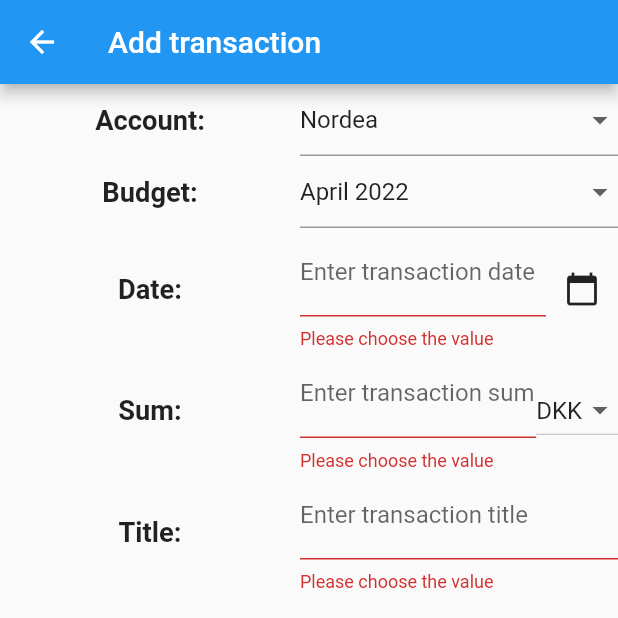
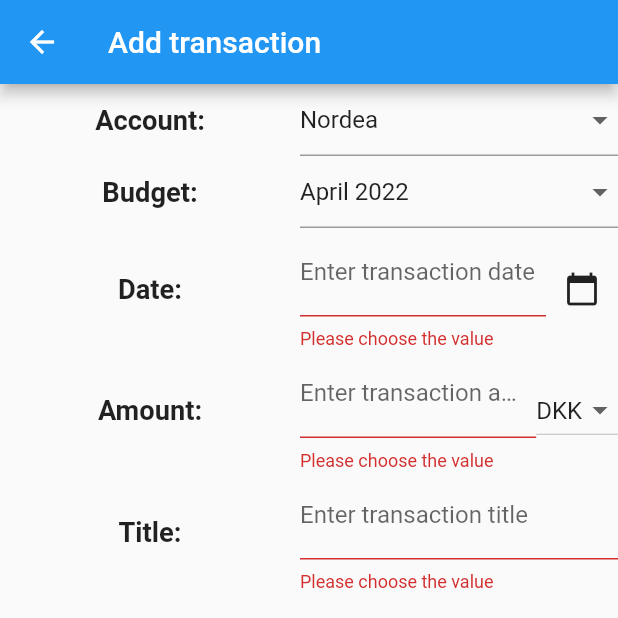
Before and after one commit to OstapGonchar/flutter_family_budget, a Flutter app: the AddTransactionWidget screen opened directly, after a tap on "Add", on a phone screen of 412 x 824 dp, the top half of it. Run offline on Flutter 3.47's test engine with Material 2 defaults, Android fonts, the light colour scheme and no system bars; network calls fail.

Commit message:
Improved add_transaction.dart (#1)
* Update transaction.dart

* Update category.dart

* Add files via upload

* Add files via upload

* Update form_validators.dart

* Update add_transaction_widget.dart

```diff
--- /dev/null
+++ b/lib/models/account.dart
@@ -0,0 +1,6 @@
+class Account {
+  final int? id;
+  final String name;
+
+  const Account(this.name, {this.id});
+}
--- /dev/null
+++ b/lib/models/budget.dart
@@ -0,0 +1,6 @@
+class Budget {
+  final int? id;
+  final String name;
+
+  const Budget(this.name, {this.id});
+}
--- a/lib/models/category.dart
+++ b/lib/models/category.dart
@@ -1,7 +1,7 @@
 class Category {
-  final int id;
+  final int? id;
   final String name;
   final Category? parent;
 
-  const Category(this.id, this.name, {this.parent});
+  const Category(this.name, {this.id, this.parent});
 }
--- a/lib/models/transaction.dart
+++ b/lib/models/transaction.dart
@@ -1,17 +1,24 @@
+import 'package:family_budget/models/account.dart';
+import 'package:family_budget/models/budget.dart';
 import 'package:family_budget/models/category.dart';
 
 class Transaction {
   final int? id;
+  final String title;
   final double amount;
   final String currency;
+  final DateTime dateTime;
+  final Account account;
   final Category? category;
-  final DateTime dateTime;
+  final Budget? budget;
+  final String description;
 
-  const Transaction(this.amount, this.currency, this.dateTime,
-      {this.id, this.category});
+  const Transaction(
+      this.title, this.amount, this.currency, this.dateTime, this.account,
+      {this.id, this.description = '', this.category, this.budget});
 
   @override
   String toString() {
-    return '{id=$id, amount=$amount, currency=$currency, dateTime=$dateTime}';
+    return '{id=$id, title=$title, amount=$amount, currency=$currency, dateTime=$dateTime, account=${account.name}, description=$description';
   }
 }
--- /dev/null
+++ b/lib/services/account_service.dart
@@ -0,0 +1,10 @@
+import 'package:family_budget/models/account.dart';
+
+class AccountService {
+  List<Account> getAccounts() {
+    return [
+      const Account('Nordea', id: 1),
+      const Account('Wallet', id: 2),
+    ];
+  }
+}
--- a/lib/services/transaction_service.dart
+++ b/lib/services/transaction_service.dart
@@ -1,11 +1,13 @@
+import 'package:family_budget/models/account.dart';
 import 'package:family_budget/models/transaction.dart';
 
 class TransactionService {
   List<Transaction> getTransactions() {
+    var account = const Account('Nordea', id: 1);
     return [
-      Transaction(100, "USD", DateTime(2022, 4, 12)),
-      Transaction(10, "USD", DateTime(2022, 4, 13)),
-      Transaction(20, "USD", DateTime(2022, 4, 13)),
+      Transaction('Transaction 1', 100, "USD", DateTime(2022, 4, 12), account),
+      Transaction('Transaction 2', 10, "USD", DateTime(2022, 4, 13), account),
+      Transaction('Transaction 3', 20, "USD", DateTime(2022, 4, 13), account),
     ];
   }
 }
--- a/lib/utils/validators/form_validators.dart
+++ b/lib/utils/validators/form_validators.dart
@@ -9,3 +9,13 @@ FormFieldValidator<String> isEmptyStringValidator({String message = 'Please choo
     }
   };
 }
+
+FormFieldValidator<Object> isNullValidator({String message = 'Please choose the value'}) {
+  return (Object? value) {
+    if (value == null) {
+      return message;
+    } else {
+      return null;
+    }
+  };
+}
--- a/lib/widgets/add_transaction_widget.dart
+++ b/lib/widgets/add_transaction_widget.dart
@@ -1,3 +1,6 @@
+import 'package:family_budget/models/account.dart';
+import 'package:family_budget/models/transaction.dart';
+import 'package:family_budget/services/account_service.dart';
 import 'package:family_budget/utils/validators/form_validators.dart';
 import 'package:flutter/material.dart';
 import 'package:flutter/services.dart';
@@ -17,10 +20,13 @@ class _AddTransactionState extends State<AddTransactionWidget> {
   final DateFormat dateFormat = DateFormat("yyyy-MM-dd");
   final _formKey = GlobalKey<FormState>();
 
-  String _accountValue = 'Nordea';
-  String _budgetName = 'April 2022';
+  Account _account = const Account('Nordea', id: 1);
+  String _budget = 'April 2022';
   DateTime _transactionDate = DateTime.now();
-  String _defaultCurrency = 'DKK';
+  double _amount = 0;
+  String _currency = 'DKK';
+  String _title = '';
+  String _description = '';
 
   @override
   Widget build(BuildContext context) {
@@ -35,37 +41,13 @@ class _AddTransactionState extends State<AddTransactionWidget> {
             accountRow(),
             budgetRow(),
             dateRow(),
-            sumRow(),
+            amountRow(),
             titleRow(),
             descriptionRow()
           ],
         ),
       ),
-      bottomSheet: Row(
-        children: [
-          Expanded(
-              child: Container(
-                  padding: const EdgeInsets.all(10),
-                  height: 60,
-                  child: ElevatedButton(
-                      onPressed: () {
-                        if (_formKey.currentState!.validate()) {
-                          //TODO: Add add logic
-                          debugPrint('Valid, add logic here');
-                        }
-                      },
-                      child: const Text('Add')))),
-          Expanded(
-              child: Container(
-                  padding: const EdgeInsets.all(10),
-                  height: 60,
-                  child: ElevatedButton(
-                      onPressed: () {
-                        Navigator.pop(context);
-                      },
-                      child: const Text('Cancel'))))
-        ],
-      ),
+      bottomSheet: bottomButtons(context),
     );
   }
 
@@ -81,21 +63,22 @@ class _AddTransactionState extends State<AddTransactionWidget> {
         label('Account:'),
         Expanded(
             child: DropdownButtonFormField(
-          value: _accountValue,
+          value: _account,
           isExpanded: true,
-          items: <String>['Nordea', 'Wallet']
-              .map<DropdownMenuItem<String>>((String value) {
-            return DropdownMenuItem<String>(
+          items: AccountService()
+              .getAccounts()
+              .map<DropdownMenuItem<Account>>((Account value) {
+            return DropdownMenuItem<Account>(
               value: value,
-              child: Text(value),
+              child: Text(value.name),
             );
           }).toList(),
-          onChanged: (String? newValue) {
+          onChanged: (Account? newValue) {
             setState(() {
-              _accountValue = newValue!;
+              _account = newValue!;
             });
           },
-          validator: isEmptyStringValidator(),
+          validator: isNullValidator(),
         ))
       ],
     );
@@ -107,7 +90,7 @@ class _AddTransactionState extends State<AddTransactionWidget> {
         label('Budget:'),
         Expanded(
             child: DropdownButtonFormField(
-          value: _budgetName,
+          value: _budget,
           isExpanded: true,
           items: <String>['April 2022']
               .map<DropdownMenuItem<String>>((String value) {
@@ -118,7 +101,7 @@ class _AddTransactionState extends State<AddTransactionWidget> {
           }).toList(),
           onChanged: (String? newValue) {
             setState(() {
-              _budgetName = newValue!;
+              _budget = newValue!;
             });
           },
           validator: isEmptyStringValidator(),
@@ -148,10 +131,10 @@ class _AddTransactionState extends State<AddTransactionWidget> {
     );
   }
 
-  Row sumRow() {
+  Row amountRow() {
     return Row(
       children: [
-        label('Sum:'),
+        label('Amount:'),
         Expanded(
             child: TextFormField(
           keyboardType: TextInputType.number,
@@ -160,11 +143,16 @@ class _AddTransactionState extends State<AddTransactionWidget> {
           ],
           decoration: const InputDecoration(
               border: UnderlineInputBorder(),
-              labelText: 'Enter transaction sum'),
+              labelText: 'Enter transaction amount'),
           validator: isEmptyStringValidator(),
+          onChanged: (String? newValue) {
+            setState(() {
+              _amount = double.parse(newValue!);
+            });
+          },
         )),
         DropdownButton(
-            value: _defaultCurrency,
+            value: _currency,
             items: <String>['DKK', 'USD']
                 .map<DropdownMenuItem<String>>((String value) {
               return DropdownMenuItem<String>(
@@ -174,7 +162,7 @@ class _AddTransactionState extends State<AddTransactionWidget> {
             }).toList(),
             onChanged: (String? newValue) {
               setState(() {
-                _defaultCurrency = newValue!;
+                _currency = newValue!;
               });
             })
       ],
@@ -191,6 +179,11 @@ class _AddTransactionState extends State<AddTransactionWidget> {
               border: UnderlineInputBorder(),
               labelText: 'Enter transaction title'),
           validator: isEmptyStringValidator(),
+          onChanged: (String value) {
+            setState(() {
+              _title = value;
+            });
+          },
         )),
       ],
     );
@@ -206,6 +199,11 @@ class _AddTransactionState extends State<AddTransactionWidget> {
               border: UnderlineInputBorder(),
               labelText: 'Enter transaction description'),
           validator: isEmptyStringValidator(),
+          onChanged: (String value) {
+            setState(() {
+              _description = value;
+            });
+          },
         )),
       ],
     );
@@ -237,4 +235,35 @@ class _AddTransactionState extends State<AddTransactionWidget> {
           textScaleFactor: 1.3,
         ));
   }
+
+  Row bottomButtons(BuildContext context) {
+    return Row(
+      children: [
+        Expanded(
+            child: Container(
+                padding: const EdgeInsets.all(10),
+                height: 60,
+                child: ElevatedButton(
+                    onPressed: () {
+                      if (_formKey.currentState!.validate()) {
+                        //TODO: This result should called via parent callback function
+                        final transaction = Transaction(_title, _amount,
+                            _currency, _transactionDate, _account,
+                            description: _description);
+                        debugPrint(transaction.toString());
+                      }
+                    },
+                    child: const Text('Add')))),
+        Expanded(
+            child: Container(
+                padding: const EdgeInsets.all(10),
+                height: 60,
+                child: ElevatedButton(
+                    onPressed: () {
+                      Navigator.pop(context);
+                    },
+                    child: const Text('Cancel'))))
+      ],
+    );
+  }
 }
```
